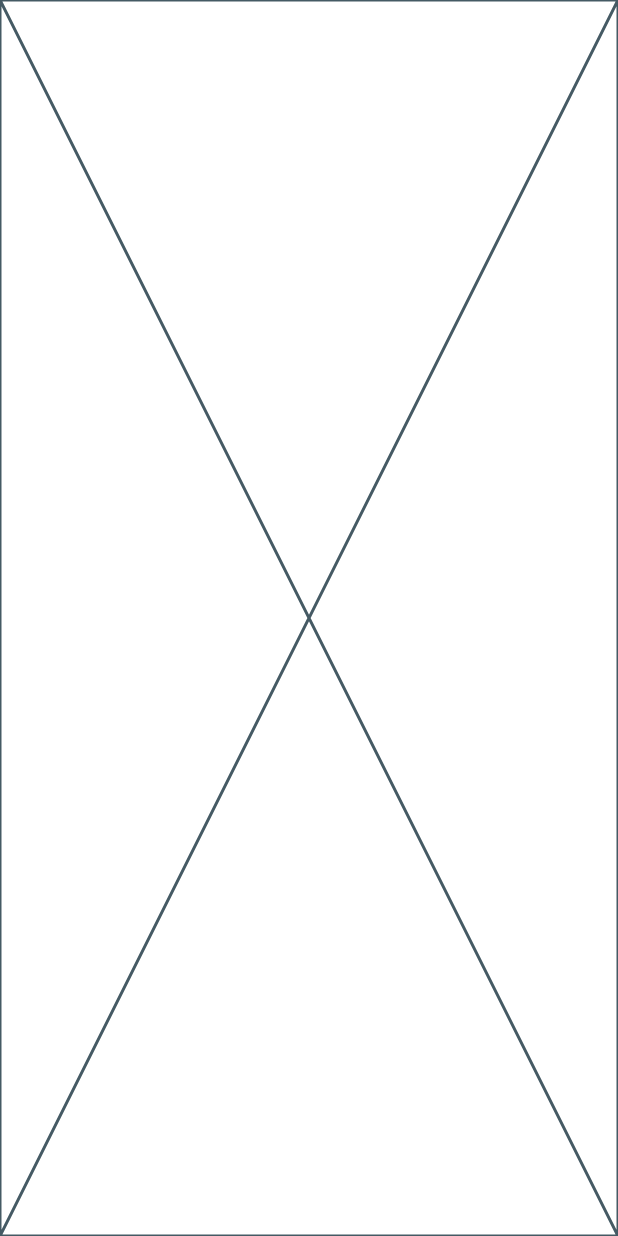
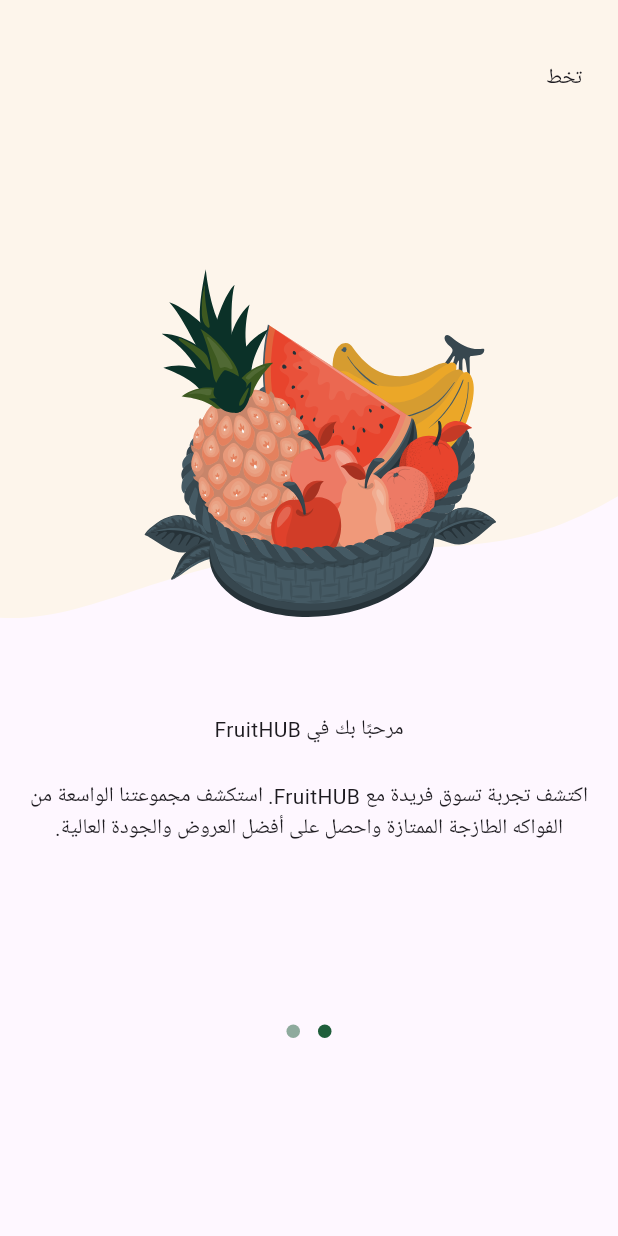
Before and after one commit to OmarIssa0/fruit_hub, a Flutter app: the screen it shows after launch, on a phone screen of 412 x 824 dp. Run offline on Flutter 3.47's test engine with Material 3 defaults, Android fonts, the phone set to English and light mode, and no system bars; drawn by our look-alikes of dots_indicator; our stand-ins replace flutter_svg.

Commit message:
on boarding done ui and logic

```diff
--- /dev/null
+++ b/lib/constants.dart
@@ -0,0 +1 @@
+const kHorizintalPadding = 16.0;
--- /dev/null
+++ b/lib/core/utils/app_color.dart
@@ -0,0 +1,5 @@
+import 'package:flutter/material.dart';
+
+abstract class AppColor {
+  static const Color primaryColor = Color(0xFF1f5e3b);
+}
--- /dev/null
+++ b/lib/core/widgets/custom_button.dart
@@ -0,0 +1,30 @@
+import 'package:flutter/material.dart';
+import 'package:fruit_hub/core/utils/app_color.dart';
+
+class CustomButton extends StatelessWidget {
+  const CustomButton({super.key, required this.onPressed, required this.text});
+
+  final VoidCallback onPressed;
+  final String text;
+
+  @override
+  Widget build(BuildContext context) {
+    return SizedBox(
+      width: double.infinity,
+      height: 54,
+      child: TextButton(
+        style: TextButton.styleFrom(
+          shape: RoundedRectangleBorder(
+            borderRadius: BorderRadius.circular(16),
+          ),
+          backgroundColor: AppColor.primaryColor,
+        ),
+        onPressed: onPressed,
+        child: Text(
+          text,
+          style: const TextStyle(color: Colors.white),
+        ),
+      ),
+    );
+  }
+}
--- a/lib/features/on_boarding/presentation/views/on_boarding_view.dart
+++ b/lib/features/on_boarding/presentation/views/on_boarding_view.dart
@@ -1,4 +1,5 @@
 import 'package:flutter/material.dart';
+import 'package:fruit_hub/features/on_boarding/presentation/views/widgets/on_boarding_view_body.dart';
 
 class OnBoardingView extends StatelessWidget {
   const OnBoardingView({super.key});
@@ -6,6 +7,8 @@ class OnBoardingView extends StatelessWidget {
 
   @override
   Widget build(BuildContext context) {
-    return const Placeholder();
+    return const Scaffold(
+      body: OnBoardingViewBody(),
+    );
   }
 }
--- /dev/null
+++ b/lib/features/on_boarding/presentation/views/widgets/on_boarding_page_view.dart
@@ -0,0 +1,57 @@
+import 'package:flutter/material.dart';
+import 'package:flutter/widgets.dart';
+import 'package:fruit_hub/core/utils/app_images.dart';
+import 'package:fruit_hub/features/on_boarding/presentation/views/widgets/page_view_item.dart';
+
+class OnBoardingPageView extends StatelessWidget {
+  const OnBoardingPageView({super.key, required this.pageController});
+
+  final PageController pageController;
+  @override
+  Widget build(BuildContext context) {
+    return PageView(
+      controller: pageController,
+      children: const [
+        PageViewItem(
+          // isVisible:
+          //     (pageController.hasClients ? pageController.page!.round() : 0) ==
+          //         0,
+          isVisible: true,
+          image: Assets.imagesPageViewItem1Image,
+          backgroundImage: Assets.imagesPageViewItem1BackgroundImage,
+          subtitle:
+              "اكتشف تجربة تسوق فريدة مع FruitHUB. استكشف مجموعتنا الواسعة من الفواكه الطازجة الممتازة واحصل على أفضل العروض والجودة العالية.",
+          title: Row(
+            mainAxisAlignment: MainAxisAlignment.center,
+            children: [
+              Text("مرحبًا بك في "),
+              Text("HUB"),
+              Text("Fruit"),
+            ],
+          ),
+        ),
+        PageViewItem(
+          // isVisible:
+          //     (pageController.hasClients ? pageController.page!.round() : 1) !=
+          //         0,
+          isVisible: false,
+          image: Assets.imagesPageViewItem2Image,
+          backgroundImage: Assets.imagesPageViewItem2BackgroundImage,
+          subtitle:
+              "نقدم لك أفضل الفواكه المختارة بعناية. اطلع على التفاصيل والصور والتقييمات لتتأكد من اختيار الفاكهة المثالية",
+          title: Text(
+            'ابحث وتسوق',
+            textAlign: TextAlign.center,
+            style: TextStyle(
+              color: Color(0xFF0C0D0D),
+              fontSize: 23,
+              fontFamily: 'Cairo',
+              fontWeight: FontWeight.w700,
+              height: 0,
+            ),
+          ),
+        )
+      ],
+    );
+  }
+}
--- /dev/null
+++ b/lib/features/on_boarding/presentation/views/widgets/on_boarding_view_body.dart
@@ -0,0 +1,71 @@
+import 'package:dots_indicator/dots_indicator.dart';
+import 'package:flutter/cupertino.dart';
+import 'package:flutter/material.dart';
+import 'package:flutter/widgets.dart';
+import 'package:fruit_hub/constants.dart';
+import 'package:fruit_hub/core/utils/app_color.dart';
+import 'package:fruit_hub/core/widgets/custom_button.dart';
+import 'package:fruit_hub/features/on_boarding/presentation/views/widgets/on_boarding_page_view.dart';
+
+class OnBoardingViewBody extends StatefulWidget {
+  const OnBoardingViewBody({super.key});
+
+  @override
+  State<OnBoardingViewBody> createState() => _OnBoardingViewBodyState();
+}
+
+class _OnBoardingViewBodyState extends State<OnBoardingViewBody> {
+  late PageController pageController;
+
+  var currentPage = 0;
+
+  @override
+  void initState() {
+    pageController = PageController();
+    pageController.addListener(() {
+      currentPage = pageController.page!.round();
+      setState(() {});
+    });
+    super.initState();
+  }
+
+  @override
+  void dispose() {
+    pageController.dispose();
+    super.dispose();
+  }
+
+  @override
+  Widget build(BuildContext context) {
+    return Column(
+      children: [
+        Expanded(
+          child: OnBoardingPageView(
+            pageController: pageController,
+          ),
+        ),
+        DotsIndicator(
+          dotsCount: 2,
+          decorator: DotsDecorator(
+              activeColor: AppColor.primaryColor,
+              color: currentPage == 1
+                  ? AppColor.primaryColor
+                  : AppColor.primaryColor.withOpacity(.5)),
+        ),
+        const SizedBox(height: 29),
+        Visibility(
+          visible: currentPage == 1 ? true : false,
+          maintainSize: true,
+          maintainAnimation: true,
+          maintainState: true,
+          child: Padding(
+            padding: const EdgeInsetsDirectional.symmetric(
+                horizontal: kHorizintalPadding),
+            child: CustomButton(onPressed: () {}, text: "ابدأ الان"),
+          ),
+        ),
+        const SizedBox(height: 43)
+      ],
+    );
+  }
+}
--- /dev/null
+++ b/lib/features/on_boarding/presentation/views/widgets/page_view_item.dart
@@ -0,0 +1,63 @@
+import 'package:flutter/cupertino.dart';
+import 'package:flutter/material.dart';
+import 'package:flutter/widgets.dart';
+import 'package:flutter_svg/flutter_svg.dart';
+
+class PageViewItem extends StatelessWidget {
+  const PageViewItem({
+    super.key,
+    required this.image,
+    required this.backgroundImage,
+    required this.subtitle,
+    required this.title,
+    required this.isVisible,
+  });
+
+  final String image, backgroundImage;
+  final String subtitle;
+  final Widget title;
+  final bool isVisible;
+
+  @override
+  Widget build(BuildContext context) {
+    return Column(
+      children: [
+        SizedBox(
+          width: double.infinity,
+          height: MediaQuery.sizeOf(context).height * 0.5,
+          child: Stack(
+            children: [
+              Positioned.fill(
+                child: SvgPicture.asset(
+                  backgroundImage,
+                  fit: BoxFit.fill,
+                ),
+              ),
+              Positioned(
+                bottom: 0,
+                left: 0,
+                right: 0,
+                child: SvgPicture.asset(image),
+              ),
+              Visibility(
+                visible: isVisible,
+                child: const Padding(
+                  padding: EdgeInsetsDirectional.symmetric(
+                      horizontal: 24, vertical: 42),
+                  child: Text("تخط"),
+                ),
+              ),
+            ],
+          ),
+        ),
+        const SizedBox(height: 64),
+        title,
+        const SizedBox(height: 24),
+        Padding(
+          padding: const EdgeInsetsDirectional.symmetric(horizontal: 16),
+          child: Text(subtitle, textAlign: TextAlign.center),
+        )
+      ],
+    );
+  }
+}
--- a/lib/features/splash/presentation/view/widgets/splash_view_body.dart
+++ b/lib/features/splash/presentation/view/widgets/splash_view_body.dart
@@ -24,7 +24,7 @@ class _SplashViewBodyState extends State<SplashViewBody> {
       mainAxisAlignment: MainAxisAlignment.spaceBetween,
       children: [
         Row(
-          mainAxisAlignment: MainAxisAlignment.start,
+          mainAxisAlignment: MainAxisAlignment.end,
           children: [
             SvgPicture.asset(Assets.imagesPlant),
           ],
--- /dev/null
+++ b/lib/l10n/intl_ar.arb
@@ -0,0 +1 @@
+{}
--- /dev/null
+++ b/lib/l10n/intl_en.arb
@@ -0,0 +1 @@
+{}
--- a/lib/main.dart
+++ b/lib/main.dart
@@ -1,6 +1,8 @@
 import 'package:flutter/material.dart';
+import 'package:flutter_localizations/flutter_localizations.dart';
 import 'package:fruit_hub/core/helper_function/on_generate_routes.dart';
 import 'package:fruit_hub/features/splash/presentation/view/splash_view.dart';
+import 'package:fruit_hub/generated/l10n.dart';
 
 void main() {
   runApp(const FruitHub());
@@ -11,7 +13,15 @@ class FruitHub extends StatelessWidget {
 
   @override
   Widget build(BuildContext context) {
-    return const MaterialApp(
+    return MaterialApp(
+      localizationsDelegates: const [
+        S.delegate,
+        GlobalMaterialLocalizations.delegate,
+        GlobalWidgetsLocalizations.delegate,
+        GlobalCupertinoLocalizations.delegate,
+      ],
+      supportedLocales: S.delegate.supportedLocales,
+      locale: const Locale('ar'),
       debugShowCheckedModeBanner: false,
       onGenerateRoute: onGenerateRoute,
       initialRoute: SplashView.routeName,
```
Also changed, not shown: pubspec.yaml (+5 -6 lines), lib/core/utils/app_text_styles.dart (added), lib/generated/intl/messages_all.dart (added), lib/generated/intl/messages_ar.dart (added), lib/generated/intl/messages_en.dart (added), lib/generated/l10n.dart (added), pubspec.lock.
